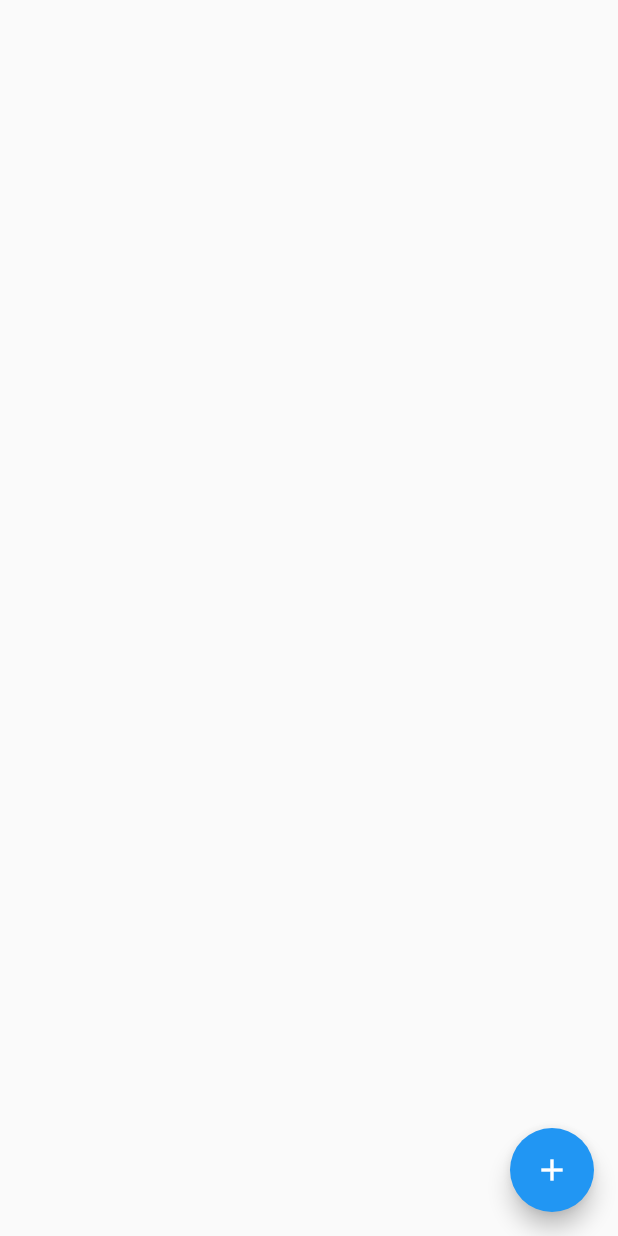
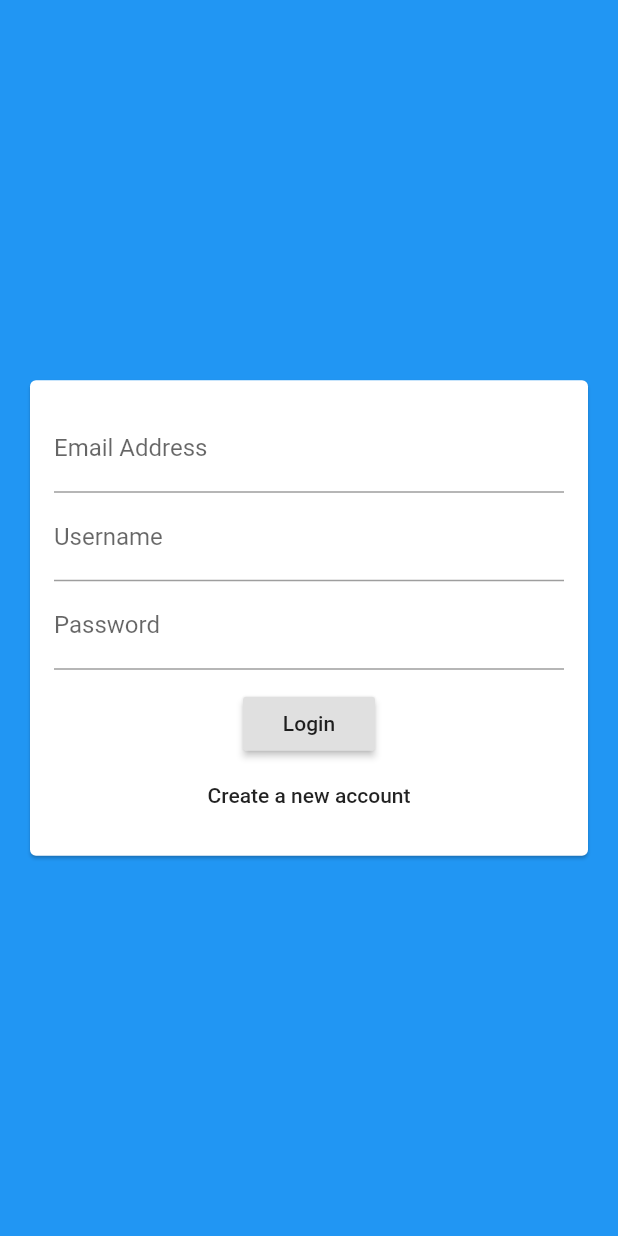
Before and after one commit to igorvidottof/flutter-firebase-chat, a Flutter app: the screen it shows after launch, on a phone screen of 412 x 824 dp. Run offline on Flutter 3.47's test engine with Material 2 defaults, Android fonts, the phone set to English and light mode, and no system bars; our stand-ins replace cloud_firestore; accounts and stored records are empty.

Commit message:
lesson 317 - A Basic Authentication Screen

```diff
--- a/lib/main.dart
+++ b/lib/main.dart
@@ -1,4 +1,4 @@
-import 'package:firebase_module/screens/chat_screen.dart';
+import 'package:firebase_module/screens/auth_screen.dart';
 import 'package:flutter/material.dart';
 
 void main() {
@@ -14,7 +14,7 @@ class MyApp extends StatelessWidget {
         primarySwatch: Colors.blue,
         visualDensity: VisualDensity.adaptivePlatformDensity,
       ),
-      home: ChatScreen(),
+      home: AuthScreen(),
     );
   }
 }
--- a/lib/screens/auth_screen.dart
+++ b/lib/screens/auth_screen.dart
@@ -0,0 +1,17 @@
+import 'package:firebase_module/widgets/auth/auth_form.dart';
+import 'package:flutter/material.dart';
+
+class AuthScreen extends StatefulWidget {
+  @override
+  _AuthScreenState createState() => _AuthScreenState();
+}
+
+class _AuthScreenState extends State<AuthScreen> {
+  @override
+  Widget build(BuildContext context) {
+    return Scaffold(
+      backgroundColor: Theme.of(context).primaryColor,
+      body: AuthForm(),
+    );
+  }
+}
--- /dev/null
+++ b/lib/widgets/auth/auth_form.dart
@@ -0,0 +1,53 @@
+import 'package:flutter/material.dart';
+
+class AuthForm extends StatefulWidget {
+  @override
+  _AuthFormState createState() => _AuthFormState();
+}
+
+class _AuthFormState extends State<AuthForm> {
+  @override
+  Widget build(BuildContext context) {
+    return Center(
+      child: Card(
+        margin: EdgeInsets.all(20),
+        child: SingleChildScrollView(
+          child: Padding(
+            padding: EdgeInsets.all(16),
+            child: Form(
+              child: Column(
+                mainAxisSize: MainAxisSize.min,
+                children: [
+                  TextFormField(
+                    keyboardType: TextInputType.emailAddress,
+                    decoration: InputDecoration(
+                      labelText: 'Email Address',
+                    ),
+                  ),
+                  TextFormField(
+                    decoration: InputDecoration(labelText: 'Username'),
+                  ),
+                  TextFormField(
+                    decoration: InputDecoration(labelText: 'Password'),
+                    obscureText: true,
+                  ),
+                  SizedBox(
+                    height: 12,
+                  ),
+                  RaisedButton(
+                    child: Text('Login'),
+                    onPressed: () {},
+                  ),
+                  FlatButton(
+                    child: Text('Create a new account'),
+                    onPressed: () {},
+                  ),
+                ],
+              ),
+            ),
+          ),
+        ),
+      ),
+    );
+  }
+}
```
